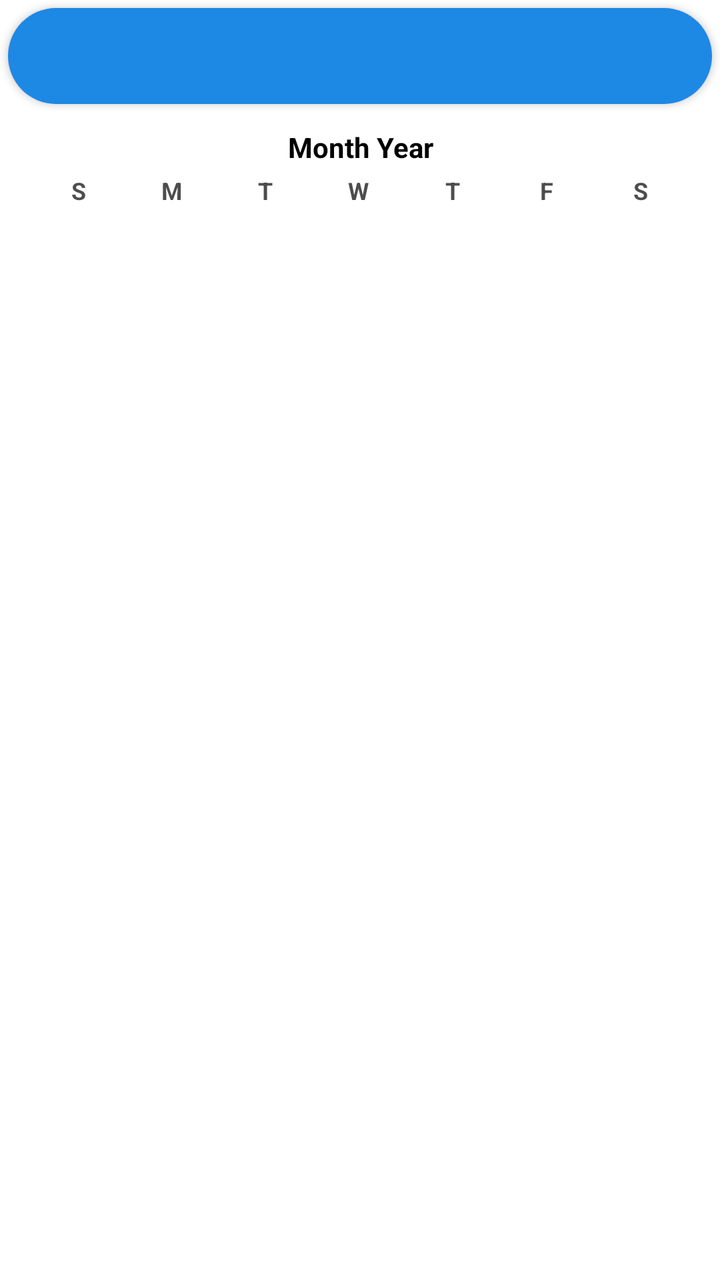
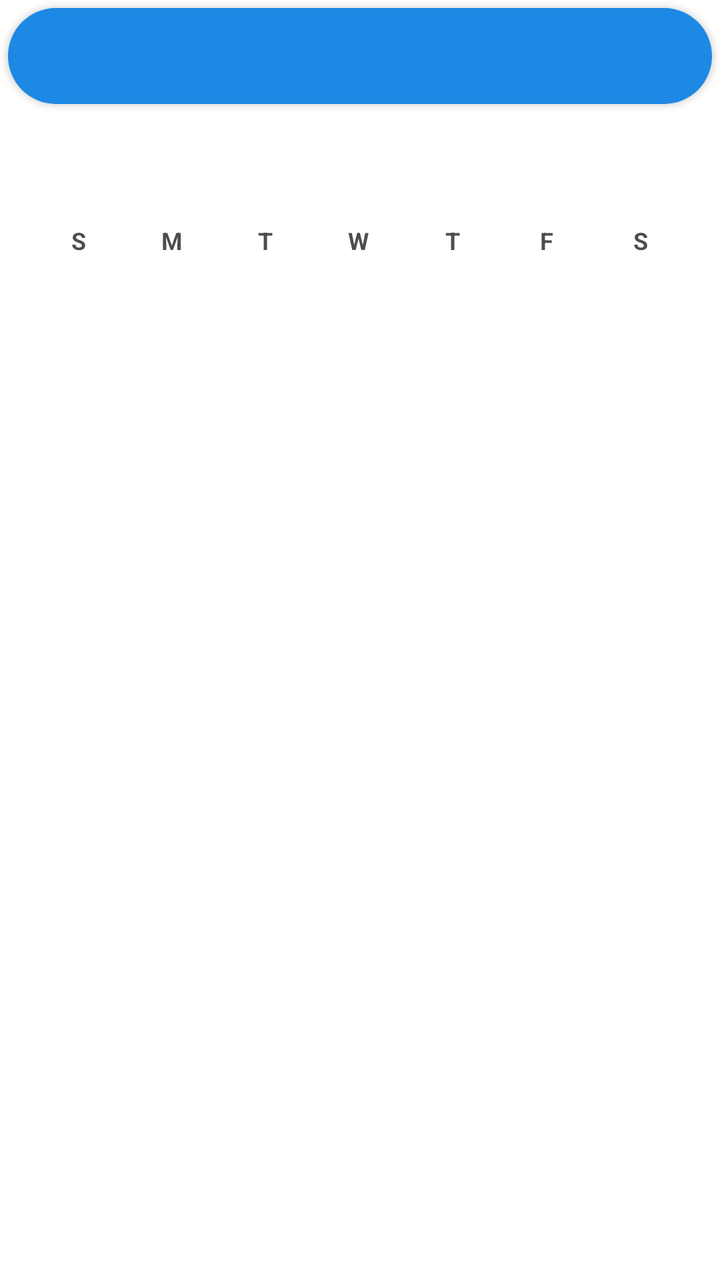

An Android layout rendered at two revisions. The XML below is the earlier revision; the diff shows what the commit changed to produce the second picture.
<!-- AndroidManifest.xml: application theme Theme.Nudge -->
<!-- res/layout/fragment_reminder_list.xml -->
<?xml version="1.0" encoding="utf-8"?>
<LinearLayout xmlns:android="http://schemas.android.com/apk/res/android"
    android:layout_width="match_parent"
    android:layout_height="match_parent"
    xmlns:app="http://schemas.android.com/apk/res-auto"
    android:orientation="vertical">

    <Button
        android:id="@+id/dateButton"
        android:layout_width="match_parent"
        android:layout_height="wrap_content"
        android:background="@drawable/rounded_corner"
        android:layout_margin="4dp"/>

    
    <LinearLayout
        android:id="@+id/miniCalendarContainer"
        android:layout_width="match_parent"
        android:layout_height="wrap_content"
        android:layout_marginStart="16dp"
        android:layout_marginEnd="16dp"
        android:layout_marginTop="8dp"
        android:orientation="vertical">
        
        <TextView
            android:id="@+id/miniCalendarMonth"
            android:layout_width="match_parent"
            android:layout_height="wrap_content"
            android:text="Month Year"
            android:textSize="14sp"
            android:textStyle="bold"
            android:textColor="?attr/colorOnSurface"
            android:paddingBottom="4dp"
            android:gravity="center_horizontal"/>

        
        <LinearLayout
            android:layout_width="match_parent"
            android:layout_height="wrap_content"
            android:orientation="horizontal"
            android:gravity="center_vertical">

            
            <TextView style="@style/MiniCalHeader" android:text="S" />
            <TextView style="@style/MiniCalHeader" android:text="M" />
            <TextView style="@style/MiniCalHeader" android:text="T" />
            <TextView style="@style/MiniCalHeader" android:text="W" />
            <TextView style="@style/MiniCalHeader" android:text="T" />
            <TextView style="@style/MiniCalHeader" android:text="F" />
            <TextView style="@style/MiniCalHeader" android:text="S" />
        </LinearLayout>

        <androidx.recyclerview.widget.RecyclerView
            android:id="@+id/miniCalendarRv"
            android:layout_width="match_parent"
            android:layout_height="wrap_content"
            android:layout_marginTop="8dp"
            android:overScrollMode="never" />
    </LinearLayout>

    <androidx.constraintlayout.widget.ConstraintLayout xmlns:android="http://schemas.android.com/apk/res/android"
        android:layout_width="match_parent"
        android:layout_height="match_parent">

        <ProgressBar
            android:id="@+id/progressBar"
            android:layout_width="wrap_content"
            android:layout_height="wrap_content"
            app:layout_constraintTop_toTopOf="parent"
            app:layout_constraintBottom_toBottomOf="parent"
            app:layout_constraintStart_toStartOf="parent"
            app:layout_constraintEnd_toEndOf="parent"
            android:visibility="gone"/>

        <androidx.recyclerview.widget.RecyclerView
            android:id="@+id/recyclerView"
            android:layout_width="match_parent"
            android:layout_height="match_parent"
            android:layout_margin="16dp" />
    </androidx.constraintlayout.widget.ConstraintLayout>



</LinearLayout>
<!-- resources referenced by this layout -->
<resources>
  <!-- drawable rounded_corner (drawable) -->
  <shape xmlns:android="http://schemas.android.com/apk/res/android">
      <solid android:color="@color/white" />
      <corners android:radius="30dp" />
  </shape>
  <style name="MiniCalHeader">
          <item name="android:layout_width">0dp</item>
          <item name="android:layout_height">wrap_content</item>
          <item name="android:layout_weight">1</item>
          <item name="android:gravity">center</item>
          <item name="android:textSize">12sp</item>
          <item name="android:textStyle">bold</item>
          <item name="android:textColor">?attr/colorOnSurface</item>
          <item name="android:alpha">0.7</item>
      </style>
  <style name="Theme.Nudge" parent="Theme.MaterialComponents.DayNight.NoActionBar">
          
          <item name="colorPrimary">@color/colorPrimary</item>
          <item name="colorPrimaryVariant">@color/colorPrimaryDark</item>
          <item name="colorOnPrimary">@color/white</item>
          
          <item name="colorSecondary">@color/colorAccent</item>
          <item name="colorSecondaryVariant">@color/colorAccent</item>
          <item name="colorOnSecondary">@color/black</item>
          
          <item name="android:colorBackground">@color/colorBackground</item>
          
          <item name="android:textColorPrimary">@color/colorTextPrimary</item>
          <item name="android:textColorSecondary">@color/colorTextSecondary</item>
          
          <item name="android:windowBackground">@color/colorBackground</item>
          <item name="android:statusBarColor">@color/colorTheme</item>
      </style>
  <color name="white">#FFFFFFFF</color>
  <color name="colorPrimary">#1E88E5</color>
  <color name="colorPrimaryDark">#1565C0</color>
  <color name="colorAccent">#B0B0B0</color>
  <color name="black">#FF000000</color>
  <color name="colorBackground">#FFFFFF</color>
  <color name="colorTextPrimary">#272829</color>
  <color name="colorTextSecondary">#757575</color>
  <color name="colorTheme">#58CBFF</color>
</resources>

<!-- the commit's change to res/layout/fragment_reminder_list.xml (unified diff, before → after) -->
@@ -20,19 +20,55 @@
         android:layout_marginStart="16dp"
         android:layout_marginEnd="16dp"
         android:layout_marginTop="8dp"
+        android:gravity="center_horizontal"
         android:orientation="vertical">
+        <androidx.constraintlayout.widget.ConstraintLayout
+            android:id="@+id/miniCalendarHeader"
+            android:layout_width="match_parent"
+            android:layout_height="48dp"
+            android:paddingBottom="4dp">
+
+        
+        <ImageButton
+            android:id="@+id/miniCalPrev"
+            android:layout_width="48dp"
+            android:layout_height="48dp"
+            android:src="@drawable/ic_chevron_left"
+            android:background="?attr/selectableItemBackgroundBorderless"
+            android:contentDescription="Previous month"
+            android:padding="12dp"
+            app:layout_constraintStart_toStartOf="parent"
+            app:layout_constraintTop_toTopOf="parent"
+            app:layout_constraintBottom_toBottomOf="parent"/>
+
         
         <TextView
             android:id="@+id/miniCalendarMonth"
-            android:layout_width="match_parent"
+            android:layout_width="wrap_content"
             android:layout_height="wrap_content"
-            android:text="Month Year"
             android:textSize="14sp"
             android:textStyle="bold"
             android:textColor="?attr/colorOnSurface"
-            android:paddingBottom="4dp"
-            android:gravity="center_horizontal"/>
+            android:maxLines="1"
+            android:ellipsize="end"
+            app:layout_constraintStart_toStartOf="parent"
+            app:layout_constraintEnd_toEndOf="parent"
+            app:layout_constraintTop_toTopOf="parent"
+            app:layout_constraintBottom_toBottomOf="parent"/>
 
+        
+        <ImageButton
+            android:id="@+id/miniCalNext"
+            android:layout_width="48dp"
+            android:layout_height="48dp"
+            android:src="@drawable/ic_chevron_right"
+            android:background="?attr/selectableItemBackgroundBorderless"
+            android:contentDescription="Next month"
+            android:padding="12dp"
+            app:layout_constraintEnd_toEndOf="parent"
+            app:layout_constraintTop_toTopOf="parent"
+            app:layout_constraintBottom_toBottomOf="parent"/>
+        </androidx.constraintlayout.widget.ConstraintLayout>
         
         <LinearLayout
             android:layout_width="match_parent"
<!-- resource entries referenced after the edit -->
@@ -1,5 +1,17 @@
 <!-- resources referenced by this layout -->
 <resources>
+  <!-- drawable ic_chevron_left (drawable) -->
+  <vector xmlns:android="http://schemas.android.com/apk/res/android" android:height="24dp" android:tint="#FFFFFF" android:viewportHeight="24" android:viewportWidth="24" android:width="24dp">
+        
+      <path android:fillColor="@android:color/white" android:pathData="M15.41,7.41L14,6l-6,6 6,6 1.41,-1.41L10.83,12z"/>
+      
+  </vector>
+  <!-- drawable ic_chevron_right (drawable) -->
+  <vector xmlns:android="http://schemas.android.com/apk/res/android" android:height="24dp" android:tint="#FFFFFF" android:viewportHeight="24" android:viewportWidth="24" android:width="24dp">
+        
+      <path android:fillColor="@android:color/white" android:pathData="M10,6L8.59,7.41 13.17,12l-4.58,4.59L10,18l6,-6z"/>
+      
+  </vector>
   <!-- drawable rounded_corner (drawable) -->
   <shape xmlns:android="http://schemas.android.com/apk/res/android">
       <solid android:color="@color/white" />
